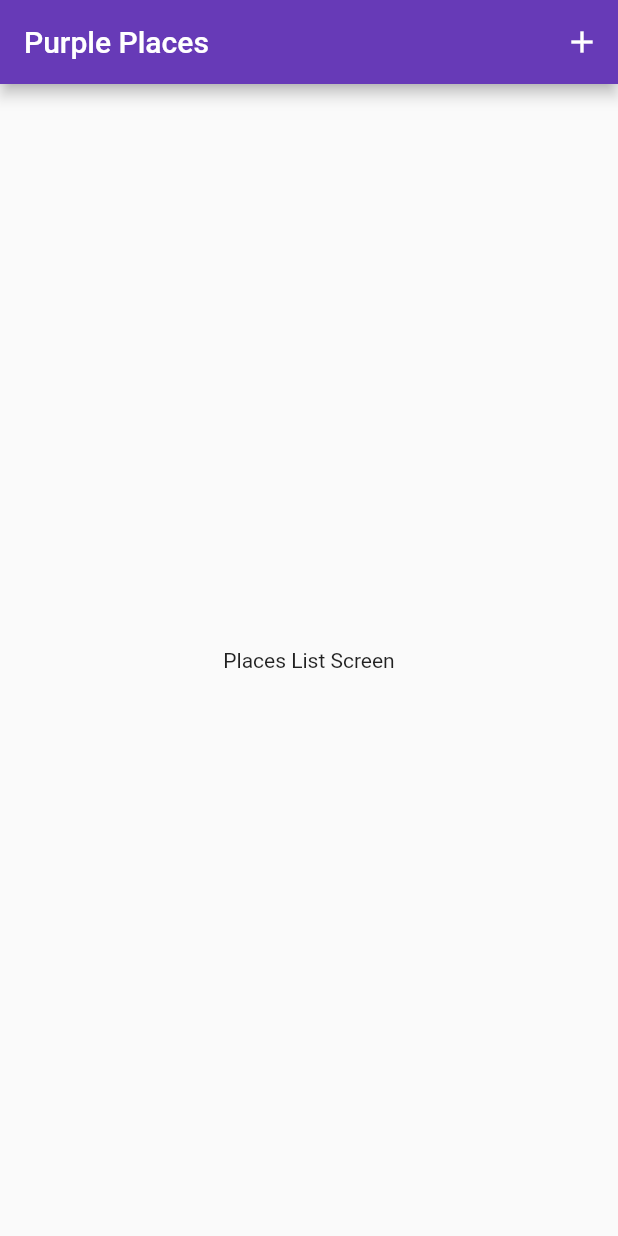
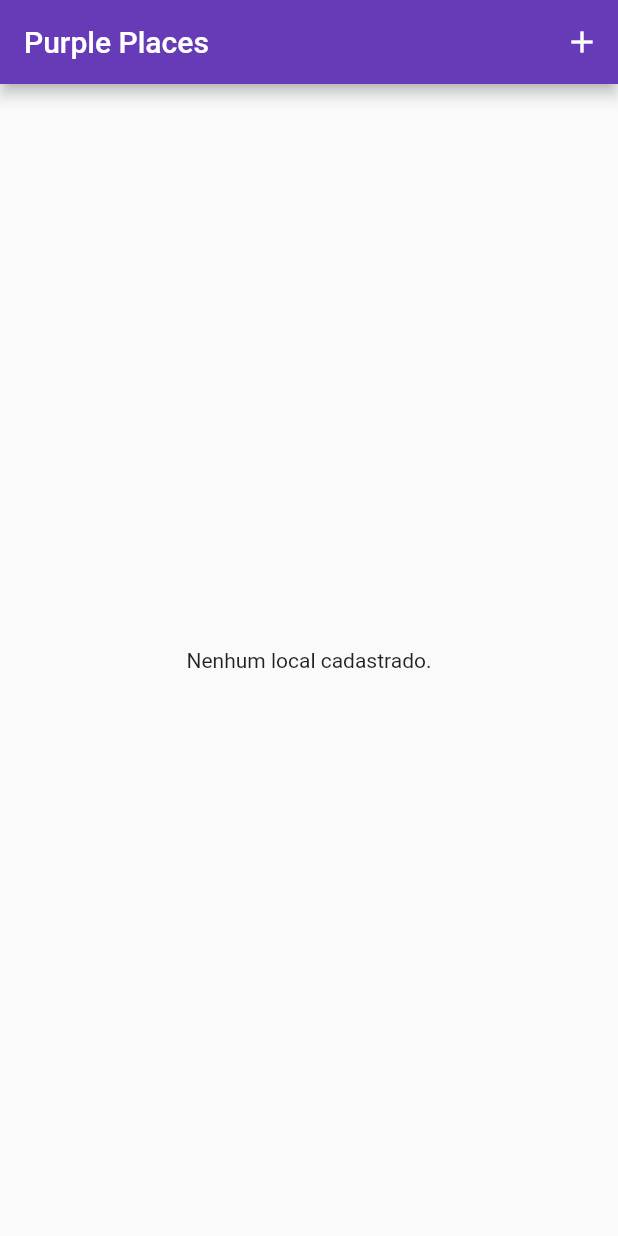
Before and after one commit to joaoffnogueira/purple_places, a Flutter app: the screen it shows after launch, on a phone screen of 412 x 824 dp. Run offline on Flutter 3.47's test engine with Material 2 defaults, Android fonts, the phone set to English and light mode, and no system bars; our stand-ins replace image_picker.

Commit message:
Show places list

```diff
--- a/lib/screens/places_list_screen.dart
+++ b/lib/screens/places_list_screen.dart
@@ -1,4 +1,6 @@
 import 'package:flutter/material.dart';
+import 'package:provider/provider.dart';
+import 'package:purple_places/providers/great_places.dart';
 import 'package:purple_places/utils/app_routes.dart';
 
 class PlacesListScreen extends StatelessWidget {
@@ -18,8 +20,24 @@ class PlacesListScreen extends StatelessWidget {
           ),
         ],
       ),
-      body: Center(
-        child: Text('Places List Screen'),
+      body: Consumer<GreatPlaces>(
+        child: Center(
+          child: const Text('Nenhum local cadastrado.'),
+        ),
+        builder: (ctx, greatPlaces, child) => greatPlaces.itemsCount == 0
+            ? child!
+            : ListView.builder(
+                itemCount: greatPlaces.itemsCount,
+                itemBuilder: (_, index) => ListTile(
+                  leading: CircleAvatar(
+                    backgroundImage: FileImage(greatPlaces.items[index].image),
+                  ),
+                  title: Text(greatPlaces.items[index].title),
+                  subtitle:
+                      Text(greatPlaces.items[index].location.address ?? ''),
+                  onTap: () {},
+                ),
+              ),
       ),
     );
   }
```
